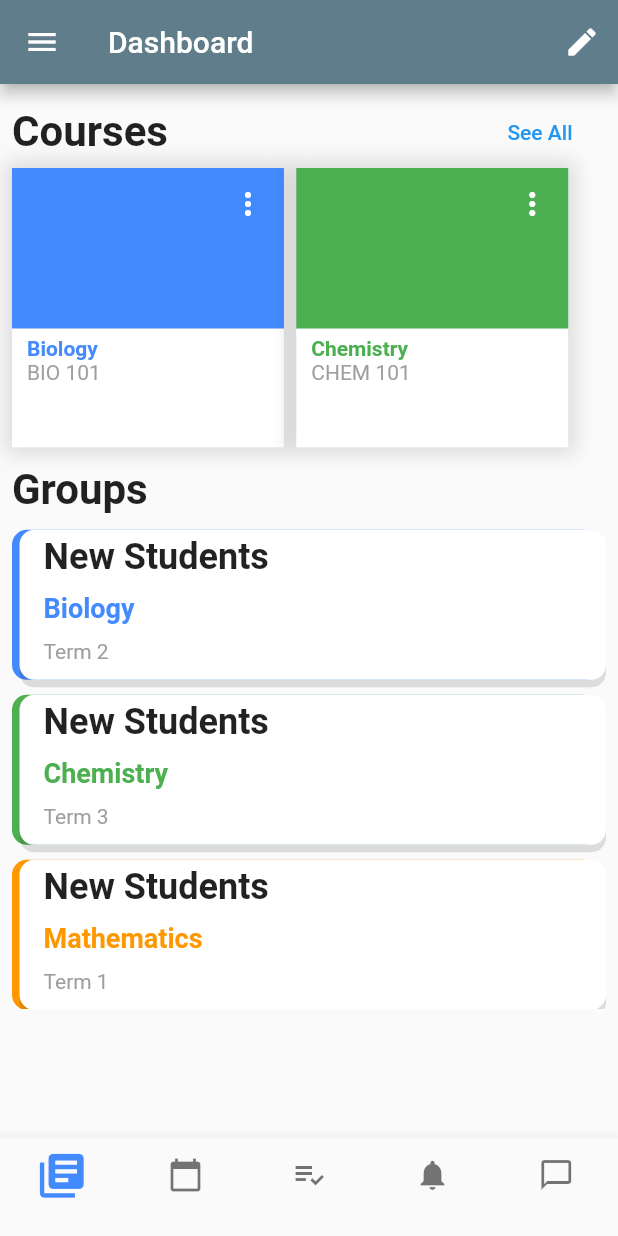
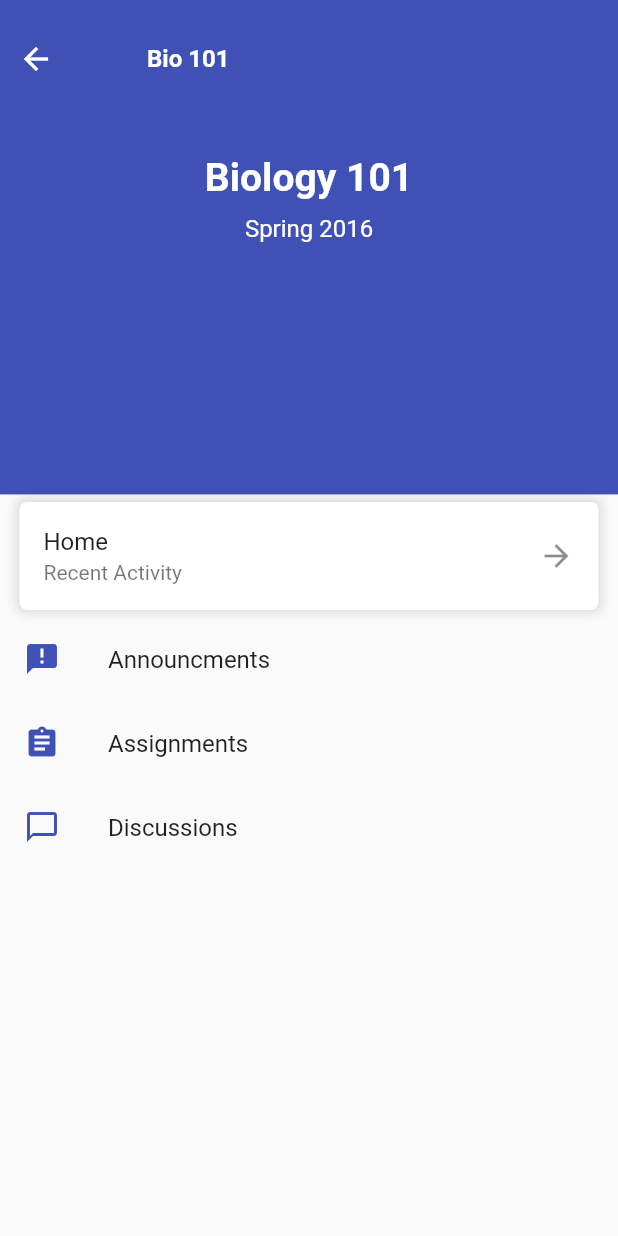
Before and after one commit to UmairJibran/canvasstudent, a Flutter app: the screen it shows after launch, after a tap on "Biology", on a phone screen of 412 x 824 dp. Run offline on Flutter 3.47's test engine with Material 2 defaults, Android fonts, the phone set to English and light mode, and no system bars; drawn by our look-alikes of auto_size_text.

Commit message:
completed screen 2

```diff
--- a/lib/main.dart
+++ b/lib/main.dart
@@ -1,3 +1,4 @@
+import 'package:canvasstudent/screens/subject_detail.dart';
 import 'package:flutter/material.dart';
 
 import 'screens/home.dart';
@@ -8,7 +9,10 @@ class MyApp extends StatelessWidget {
   @override
   Widget build(BuildContext context) {
     return MaterialApp(
-      home: Home(),
+      routes: {
+        "/": (ctx) => Home(),
+        SubjectDetail.route: (ctx) => SubjectDetail(),
+      },
     );
   }
 }
--- /dev/null
+++ b/lib/screens/subject_detail.dart
@@ -0,0 +1,120 @@
+import 'package:flutter/material.dart';
+
+class SubjectDetail extends StatelessWidget {
+  static const String route = "/detailPage";
+  final Color color = Colors.indigo;
+  final String subjectName = "Biology 101";
+  final String subjectCode = "Bio 101";
+  final String semester = "Spring 2016";
+  @override
+  Widget build(BuildContext context) {
+    return Scaffold(
+      body: SafeArea(
+        child: Container(
+          child: Column(
+            children: [
+              Container(
+                color: color,
+                height: MediaQuery.of(context).size.height * 0.4,
+                child: Column(
+                  children: [
+                    SizedBox(
+                      height: 15,
+                    ),
+                    Row(
+                      children: [
+                        IconButton(
+                          icon: Icon(
+                            Icons.arrow_back,
+                            color: Colors.white,
+                          ),
+                          onPressed: () => Navigator.pop(context),
+                        ),
+                        SizedBox(
+                          width: 50,
+                        ),
+                        Text(
+                          subjectCode,
+                          style: TextStyle(
+                            color: Colors.white,
+                            fontWeight: FontWeight.bold,
+                            fontSize: 16,
+                          ),
+                        ),
+                      ],
+                    ),
+                    SizedBox(
+                      height: 40,
+                    ),
+                    Text(
+                      subjectName,
+                      style: TextStyle(
+                        color: Colors.white,
+                        fontWeight: FontWeight.bold,
+                        fontSize: 26,
+                      ),
+                    ),
+                    SizedBox(
+                      height: 10,
+                    ),
+                    Text(
+                      semester,
+                      style: TextStyle(
+                        color: Colors.white,
+                        fontSize: 16,
+                      ),
+                    ),
+                  ],
+                ),
+              ),
+              Container(
+                decoration: BoxDecoration(
+                  color: Colors.white,
+                  borderRadius: BorderRadius.circular(5),
+                  boxShadow: [
+                    new BoxShadow(
+                      color: Colors.black12,
+                      blurRadius: 5,
+                      spreadRadius: 2,
+                    ),
+                  ],
+                ),
+                margin: EdgeInsets.symmetric(horizontal: 13, vertical: 5),
+                child: ListTile(
+                  title: Text("Home"),
+                  subtitle: Text("Recent Activity"),
+                  onTap: () {},
+                  trailing: Icon(Icons.arrow_forward),
+                ),
+              ),
+              ListTile(
+                title: Text("Announcments"),
+                onTap: () {},
+                leading: Icon(
+                  Icons.announcement,
+                  color: color,
+                ),
+              ),
+              ListTile(
+                title: Text("Assignments"),
+                onTap: () {},
+                leading: Icon(
+                  Icons.assignment,
+                  color: color,
+                ),
+              ),
+              ListTile(
+                title: Text("Discussions"),
+                onTap: () {},
+                leading: Icon(
+                  Icons.chat_bubble_outline,
+                  color: color,
+                ),
+              ),
+            ],
+          ),
+        ),
+      ),
+    );
+  }
+}
--- a/lib/widgets/home_grid_tile.dart
+++ b/lib/widgets/home_grid_tile.dart
@@ -1,4 +1,5 @@
 import 'package:auto_size_text/auto_size_text.dart';
+import 'package:canvasstudent/screens/subject_detail.dart';
 import 'package:flutter/material.dart';
 
 class HomeGridTile extends StatelessWidget {
@@ -29,11 +30,11 @@ class HomeGridTile extends StatelessWidget {
         color: Colors.transparent,
         child: InkWell(
           onTap: () {
-            // Navigator.of(context).push(
-            //   MaterialPageRoute(
-            //     builder: (_) => ,
-            //   ),
-            // );
+            Navigator.of(context).push(
+              MaterialPageRoute(
+                builder: (_) => SubjectDetail(),
+              ),
+            );
           },
           splashColor: Colors.black12,
           child: Column(
```
